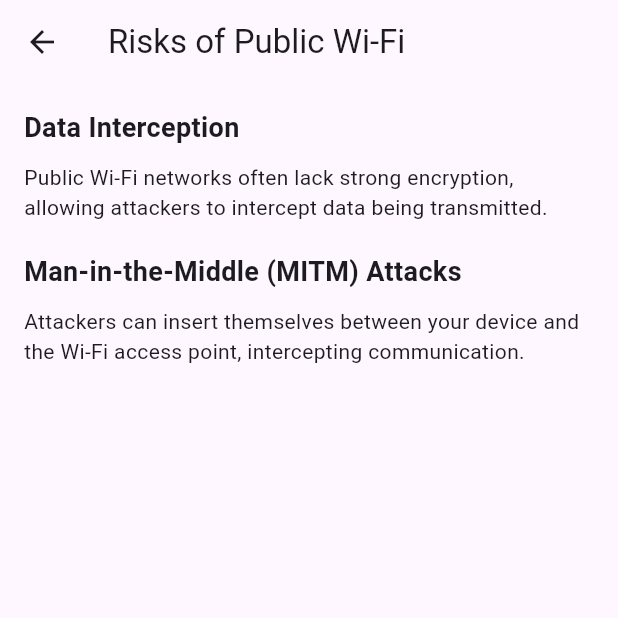
After one commit to elij35/WiFiGuard, a Flutter app: the HelpAndGuidance screen opened directly, after a tap on "Risks of Public Wi-Fi", on a phone screen of 412 x 824 dp, the top half of it. The commit adds this screen. Run offline on Flutter 3.47's test engine with Material 3 defaults, Android fonts, the phone set to English and light mode, and no system bars.

Commit message:
Created help information for public Wi-Fi networks

```diff
--- a/lib/screens/dashboard/dashboard.dart
+++ b/lib/screens/dashboard/dashboard.dart
@@ -1,7 +1,6 @@
 import 'package:flutter/material.dart';
-
-//Import helpers
-import '../../widgets/tile_builder.dart';
+import 'package:guard/screens/help_and_guidance/help_and_guidance.dart';
+import 'package:guard/widgets/tile_builder.dart';
 
 class DashboardScreen extends StatelessWidget {
   const DashboardScreen({super.key});
@@ -15,7 +14,6 @@ class DashboardScreen extends StatelessWidget {
       body: GridView.count(
         crossAxisCount: 2,
         children: <Widget>[
-
           //NMAP Scan
           buildTiles(
             title: 'Nmap Scan',
@@ -40,20 +38,17 @@ class DashboardScreen extends StatelessWidget {
             onTap: () {},
           ),
 
-          //Wi-Fi Scanner
+          //Help and Guidance
           buildTiles(
-            title: 'Wi-Fi Scanner',
+            title: 'Help and Guidance',
             color: Colors.purple,
-            icon: Icons.wifi,
-            onTap: () {},
-          ),
-
-          //Risk Assessment
-          buildTiles(
-            title: 'Risk Assessment',
-            color: Colors.red,
-            icon: Icons.warning,
-            onTap: () {},
+            icon: Icons.help,
+            onTap: () {
+              Navigator.push(
+                context,
+                MaterialPageRoute(builder: (context) => HelpAndGuidance()),
+              );
+            },
           ),
         ],
       ),
--- /dev/null
+++ b/lib/screens/help_and_guidance/guidance/public_wifi_risks.dart
@@ -0,0 +1,39 @@
+import 'package:flutter/material.dart';
+
+class PublicWiFiRisks extends StatelessWidget {
+  const PublicWiFiRisks({super.key});
+
+  @override
+  Widget build(BuildContext context) {
+    return Scaffold(
+      appBar: AppBar(
+        title: Text('Risks of Public Wi-Fi'),
+      ),
+      body: Padding(
+        padding: const EdgeInsets.all(16.0),
+        child: ListView(
+          children: [
+            Text(
+              'Data Interception',
+              style: TextStyle(fontSize: 18, fontWeight: FontWeight.bold),
+            ),
+            SizedBox(height: 10),
+            Text(
+              'Public Wi-Fi networks often lack strong encryption, allowing attackers to intercept data being transmitted.',
+            ),
+            SizedBox(height: 20),
+            Text(
+              'Man-in-the-Middle (MITM) Attacks',
+              style: TextStyle(fontSize: 18, fontWeight: FontWeight.bold),
+            ),
+            SizedBox(height: 10),
+            Text(
+              'Attackers can insert themselves between your device and the Wi-Fi access point, intercepting communication.',
+            ),
+            // Add more sections as needed
+          ],
+        ),
+      ),
+    );
+  }
+}
--- /dev/null
+++ b/lib/screens/help_and_guidance/help_and_guidance.dart
@@ -0,0 +1,34 @@
+import 'package:flutter/material.dart';
+import 'package:guard/screens/help_and_guidance/guidance/public_wifi_risks.dart';
+import 'package:guard/widgets/tile_builder.dart';
+
+class HelpAndGuidance extends StatelessWidget {
+  const HelpAndGuidance({super.key});
+
+  @override
+  Widget build(BuildContext context) {
+    return Scaffold(
+      appBar: AppBar(
+        title: Text('Help and Guidance'),
+      ),
+      body: ListView(
+        padding: const EdgeInsets.all(16.0),
+        children: [
+          buildHelpTopicCard(
+            context,
+            title: 'Risks of Public Wi-Fi',
+            description:
+                'Learn about the dangers of using public Wi-Fi networks and how to protect yourself.',
+            color: Colors.blue.shade100,
+            onTap: () {
+              Navigator.push(
+                context,
+                MaterialPageRoute(builder: (context) => PublicWiFiRisks()),
+              );
+            },
+          ),
+        ],
+      ),
+    );
+  }
+}
--- a/lib/widgets/tile_builder.dart
+++ b/lib/widgets/tile_builder.dart
@@ -1,5 +1,6 @@
 import 'package:flutter/material.dart';
 
+//Main titles used on dashboard (square tiles)
 Widget buildTiles({
   required String title,
   required Color color,
@@ -28,3 +29,52 @@ Widget buildTiles({
     ),
   );
 }
+
+// Tiles used on help and guidance pages (list format)
+Widget buildHelpTopicCard(
+  BuildContext context, {
+  required String title,
+  required String description,
+  required Color color,
+  required VoidCallback onTap,
+}) {
+  return GestureDetector(
+    onTap: onTap,
+    child: Container(
+      margin: const EdgeInsets.symmetric(vertical: 8.0),
+      padding: const EdgeInsets.all(16.0),
+      decoration: BoxDecoration(
+        color: color,
+        borderRadius: BorderRadius.circular(10.0),
+        boxShadow: [
+          BoxShadow(
+            color: Colors.black12,
+            blurRadius: 4.0,
+            offset: Offset(0, 2),
+          ),
+        ],
+      ),
+      child: Column(
+        crossAxisAlignment: CrossAxisAlignment.start,
+        children: [
+          Text(
+            title,
+            style: TextStyle(
+              fontSize: 18.0,
+              fontWeight: FontWeight.bold,
+              color: Colors.black87,
+            ),
+          ),
+          SizedBox(height: 8.0),
+          Text(
+            description,
+            style: TextStyle(
+              fontSize: 14.0,
+              color: Colors.black54,
+            ),
+          ),
+        ],
+      ),
+    ),
+  );
+}
```
